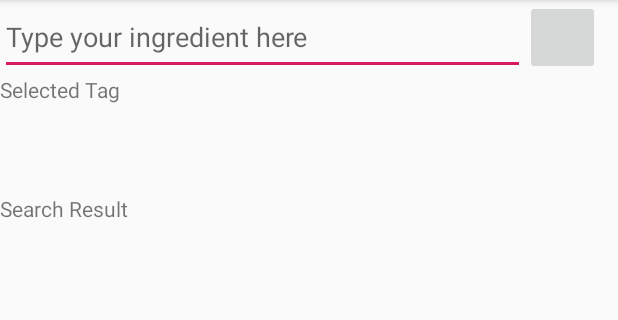
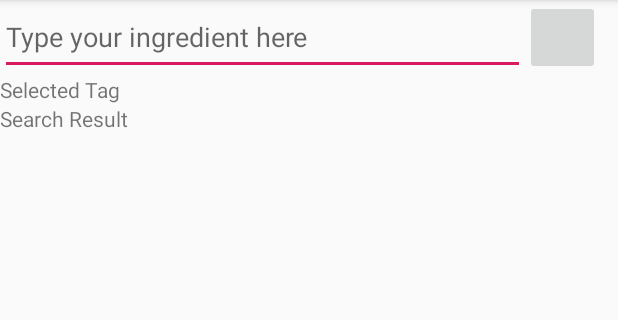
Before and after one commit to Zeristine/HCI_Project, an Android app: the PickIngridientActivity screen opened directly, with no data from a screen before it, on a phone screen of 412 x 824 dp, the part 84-404 px from its top. Run offline under Robolectric (Android 15) with nearby library versions, the phone set to English and light mode, and no system bars.

Commit message:
Configure Pick Ingredient avtivity

```diff
--- a/HCI_Project/app/src/main/java/day01/huy/hci_project/MainActivity.java
+++ b/HCI_Project/app/src/main/java/day01/huy/hci_project/MainActivity.java
@@ -14,6 +14,8 @@ public class MainActivity extends AppCompatActivity {
     }
 
     public void clickToPick(View view) {
+        Intent intent = new Intent(this, PickIngridientActivity.class);
+        startActivity(intent);
     }
 
     public void clickToFavorite(View view) {
--- a/HCI_Project/app/src/main/java/day01/huy/hci_project/PickIngridientActivity.java
+++ b/HCI_Project/app/src/main/java/day01/huy/hci_project/PickIngridientActivity.java
@@ -2,12 +2,83 @@ package day01.huy.hci_project;
 
 import android.os.Bundle;
 import android.support.v7.app.AppCompatActivity;
+import android.text.Editable;
+import android.text.TextWatcher;
+import android.view.View;
+import android.widget.ArrayAdapter;
+import android.widget.EditText;
+import android.widget.ListView;
+import android.widget.TextView;
+
+import java.util.ArrayList;
+import java.util.Arrays;
+import java.util.List;
 
 public class PickIngridientActivity extends AppCompatActivity {
+
+    private ListView lstSuggest, lstSearch;
+    private EditText txtIngredient;
+    private TextView textView;
+    private String searchValue;
+    private final List<String> suggestions = Arrays.asList("rau muong", "toi", "ca rot", " cu cai trang", "khoai tay", "hanh");
 
     @Override
     protected void onCreate(Bundle savedInstanceState) {
         super.onCreate(savedInstanceState);
         setContentView(R.layout.activity_pick_ingridient);
+        lstSuggest = findViewById(R.id.lstIngredientSuggest);
+        lstSearch = findViewById(R.id.lstIngredientSearch);
+        txtIngredient = findViewById(R.id.txtIngredient);
+        textView = findViewById(R.id.txtTest);
+
+        lstSuggest.setVisibility(ListView.GONE);
+        if (lstSearch.getAdapter() == null) {
+            lstSearch.setVisibility(ListView.GONE);
+        }
+        txtIngredient.addTextChangedListener(new TextWatcher() {
+            @Override
+            public void beforeTextChanged(CharSequence s, int start, int count, int after) {
+
+            }
+
+            @Override
+            public void onTextChanged(CharSequence s, int start, int before, int count) {
+                searchValue = s.toString();
+                List<String> result ;
+                if (searchValue.length() >= 3) {
+                    textView.setText(searchValue);
+//                    result = findSuggestion(searchValue);
+//                    ArrayAdapter adapter = new ArrayAdapter(PickIngridientActivity.this, R.layout.layout_list_view, result);
+//                    lstSuggest.setAdapter(adapter);
+//                    lstSuggest.setVisibility(ListView.VISIBLE);
+                }else{
+                    textView.setText(R.string.selected_tag);
+                    lstSuggest.setVisibility(ListView.GONE);
+                }
+            }
+
+            @Override
+            public void afterTextChanged(Editable s) {
+
+            }
+        });
+    }
+
+    public void clickToSearch(View view) {
+    }
+
+    private List<String> findSuggestion(String searchValue) {
+        List<String> result = new ArrayList<>();
+        String ingredient;
+        for (int i = 0; i < suggestions.size(); i++) {
+            ingredient = suggestions.get(i);
+            if (ingredient.toLowerCase().contains(searchValue.toLowerCase())) {
+                result.add(ingredient);
+            }
+            if (i == 4) {
+                break;
+            }
+        }
+        return result;
     }
 }
--- a/HCI_Project/app/src/main/res/layout/activity_pick_ingridient.xml
+++ b/HCI_Project/app/src/main/res/layout/activity_pick_ingridient.xml
@@ -20,11 +20,13 @@
             android:inputType="text"/>
         <ImageButton
             android:layout_width="50dp"
-            android:layout_height="50dp" />
+            android:layout_height="50dp"
+            android:onClick="clickToSearch"/>
 
     </LinearLayout>
 
     <TextView
+        android:id="@+id/txtTest"
         android:layout_width="match_parent"
         android:layout_height="wrap_content"
         android:text="@string/selected_tag"/>
```
